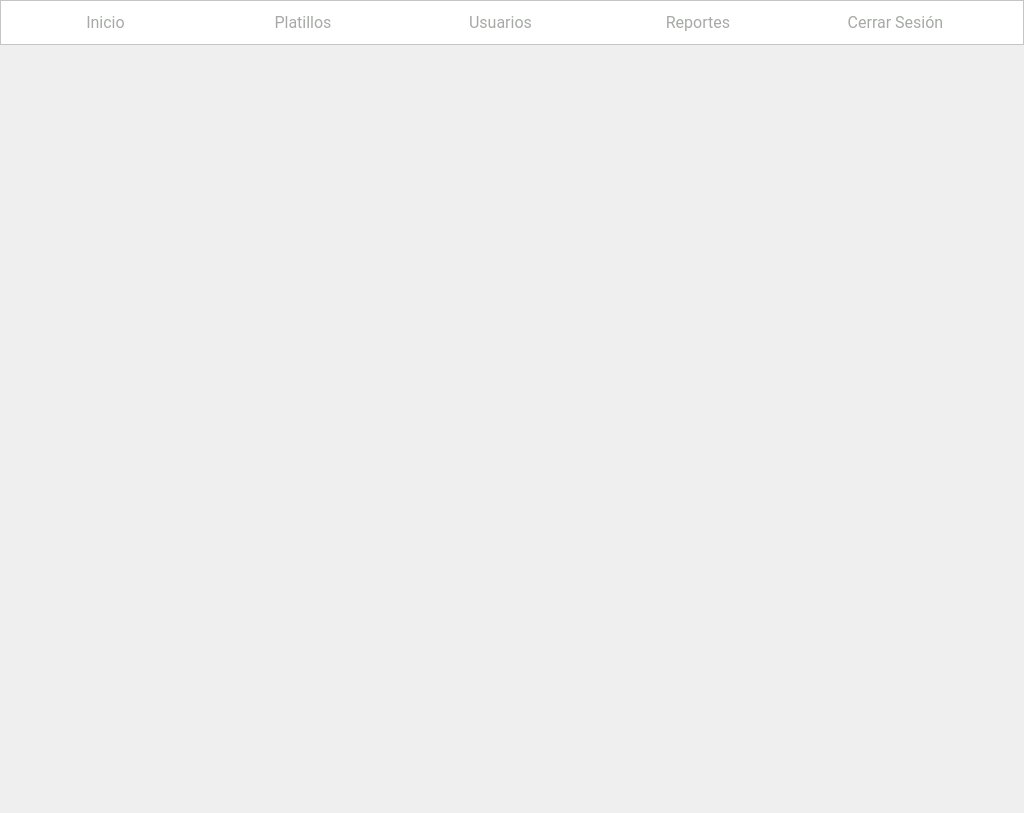
Above: El-Patio/administrador/admin_landpage.ui from MrDanielG/IHC-ElPatio before the change. Below: the same form after it.
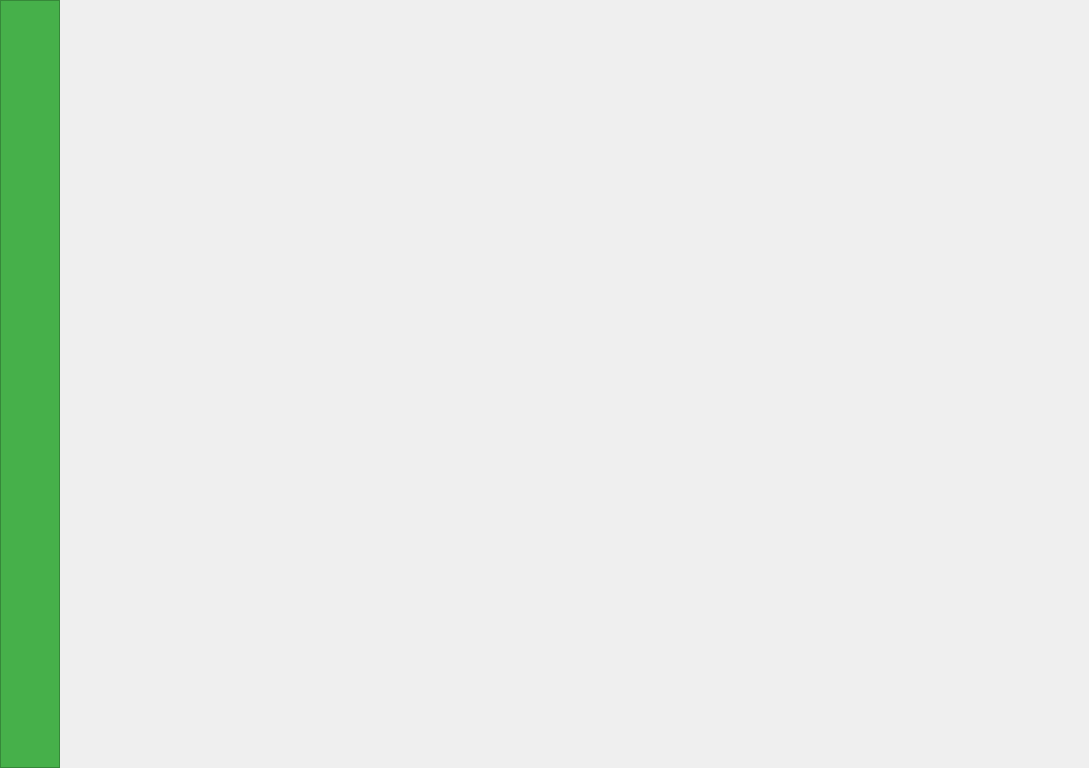
That is the form after the change. Icons and pictures are not drawn.

The edit to the form file:
```diff
--- a/El-Patio/administrador/admin_landpage.ui
+++ b/El-Patio/administrador/admin_landpage.ui
@@ -6,24 +6,36 @@
    <rect>
     <x>0</x>
     <y>0</y>
-    <width>1024</width>
-    <height>813</height>
+    <width>1089</width>
+    <height>768</height>
    </rect>
   </property>
   <property name="windowTitle">
    <string>Form</string>
   </property>
+  <widget class="QStackedWidget" name="stackedWidget">
+   <property name="geometry">
+    <rect>
+     <x>63</x>
+     <y>0</y>
+     <width>1024</width>
+     <height>768</height>
+    </rect>
+   </property>
+   <widget class="QWidget" name="page"/>
+   <widget class="QWidget" name="page_2"/>
+  </widget>
   <widget class="QFrame" name="frame">
    <property name="geometry">
     <rect>
      <x>0</x>
      <y>0</y>
-     <width>1024</width>
-     <height>45</height>
+     <width>60</width>
+     <height>768</height>
     </rect>
    </property>
    <property name="styleSheet">
-    <string notr="true">background-color: rgb(255, 255, 255);</string>
+    <string notr="true">background-color: #46B04A;</string>
    </property>
    <property name="frameShape">
     <enum>QFrame::StyledPanel</enum>
@@ -35,12 +47,12 @@
     <property name="geometry">
      <rect>
       <x>10</x>
-      <y>10</y>
-      <width>981</width>
-      <height>26</height>
+      <y>80</y>
+      <width>41</width>
+      <height>611</height>
      </rect>
     </property>
-    <layout class="QHBoxLayout" name="horizontalLayout">
+    <layout class="QVBoxLayout" name="verticalLayout">
      <item>
       <widget class="QPushButton" name="btnInicio">
        <property name="font">
@@ -69,7 +81,18 @@
 </string>
        </property>
        <property name="text">
-        <string>Inicio</string>
+        <string/>
+       </property>
+       <property name="icon">
+        <iconset>
+         <normalon>:/iconos/resources/home.svg</normalon>
+        </iconset>
+       </property>
+       <property name="iconSize">
+        <size>
+         <width>35</width>
+         <height>35</height>
+        </size>
        </property>
       </widget>
      </item>
@@ -101,7 +124,18 @@
 </string>
        </property>
        <property name="text">
-        <string>Platillos</string>
+        <string/>
+       </property>
+       <property name="icon">
+        <iconset>
+         <normalon>:/iconos/resources/plate.svg</normalon>
+        </iconset>
+       </property>
+       <property name="iconSize">
+        <size>
+         <width>35</width>
+         <height>35</height>
+        </size>
        </property>
       </widget>
      </item>
@@ -133,7 +167,18 @@
 </string>
        </property>
        <property name="text">
-        <string>Usuarios</string>
+        <string/>
+       </property>
+       <property name="icon">
+        <iconset>
+         <normalon>:/iconos/resources/user.svg</normalon>
+        </iconset>
+       </property>
+       <property name="iconSize">
+        <size>
+         <width>35</width>
+         <height>35</height>
+        </size>
        </property>
       </widget>
      </item>
@@ -165,7 +210,18 @@
 </string>
        </property>
        <property name="text">
-        <string>Reportes</string>
+        <string/>
+       </property>
+       <property name="icon">
+        <iconset>
+         <normalon>:/iconos/resources/stats.svg</normalon>
+        </iconset>
+       </property>
+       <property name="iconSize">
+        <size>
+         <width>35</width>
+         <height>35</height>
+        </size>
        </property>
       </widget>
      </item>
@@ -197,25 +253,26 @@
 </string>
        </property>
        <property name="text">
-        <string>Cerrar Sesión</string>
+        <string/>
+       </property>
+       <property name="icon">
+        <iconset>
+         <normalon>:/iconos/resources/Logout.svg</normalon>
+        </iconset>
+       </property>
+       <property name="iconSize">
+        <size>
+         <width>35</width>
+         <height>35</height>
+        </size>
        </property>
       </widget>
      </item>
     </layout>
    </widget>
   </widget>
-  <widget class="QStackedWidget" name="stackedWidget">
-   <property name="geometry">
-    <rect>
-     <x>0</x>
-     <y>45</y>
-     <width>1024</width>
-     <height>768</height>
-    </rect>
-   </property>
-   <widget class="QWidget" name="page"/>
-   <widget class="QWidget" name="page_2"/>
-  </widget>
+  <zorder>frame</zorder>
+  <zorder>stackedWidget</zorder>
  </widget>
  <resources/>
  <connections/>
```
Left out of the diff: 1 changed line with no effect on the pictures.
